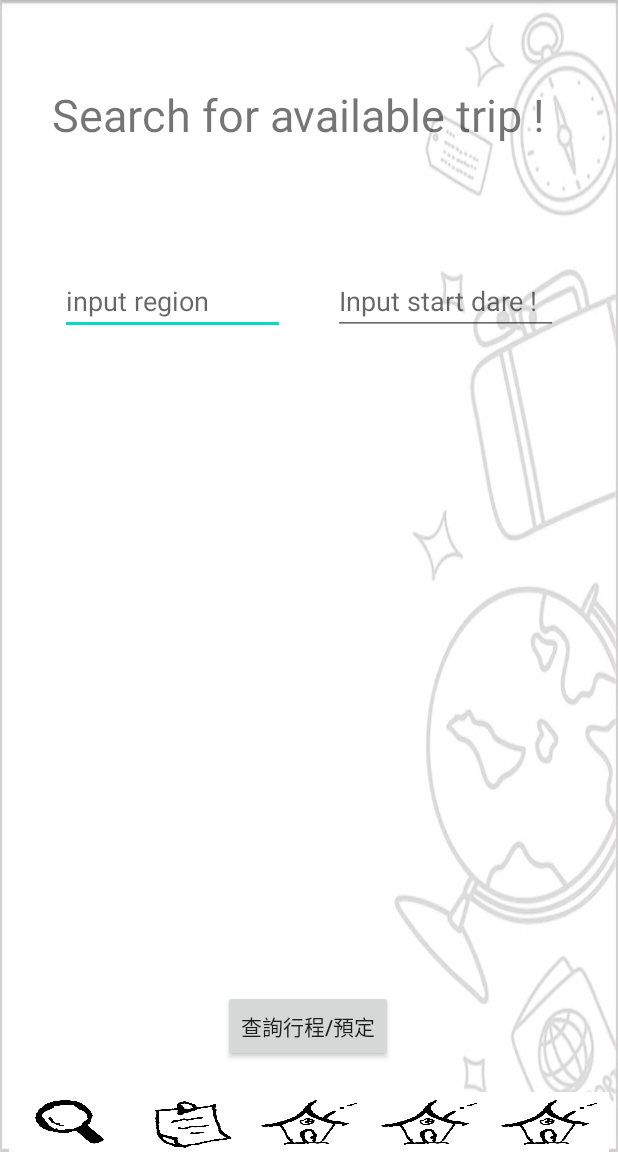
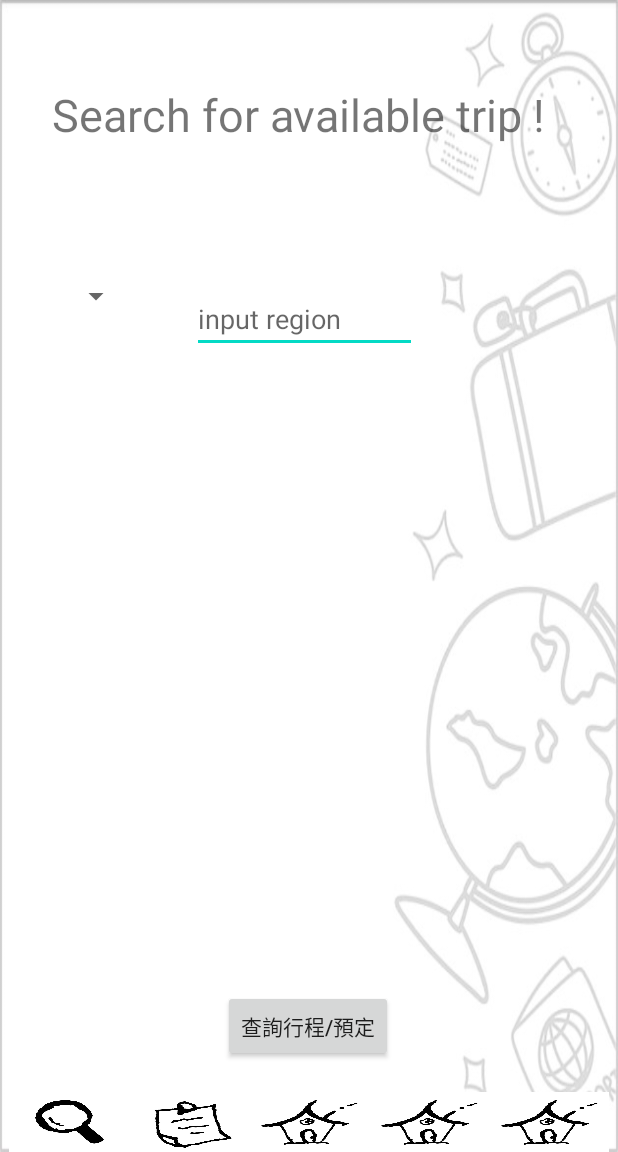
Before and after one commit to Jacksonacc877/OopTravelApp, an Android app: the SearchHomepage screen opened directly, with no data from a screen before it, after a tap on "查詢行程/預定", on a phone screen of 412 x 824 dp, the part 84-1236 px from its top. Run offline under Robolectric (Android 15) with nearby library versions, the phone set to English and light mode, and no system bars; network calls fail.

Commit message:
repair some small  bug

```diff
--- a/app/src/main/java/com/example/oop_travel_app/order_related/Revised.java
+++ b/app/src/main/java/com/example/oop_travel_app/order_related/Revised.java
@@ -99,7 +99,7 @@ public class Revised extends AppCompatActivity {
         public void onClick(View v) {
             UserOperation Uo=new UserOperation(Revised.this);
             Uo.updateTheTrip(oldOne,numOfadult,numOfchild,numOfinfant);
-            Toast.makeText(Revised.this,"修改成功,已取消您的預訂紀錄",Toast.LENGTH_LONG).show();
+            Toast.makeText(Revised.this,"修改成功",Toast.LENGTH_LONG).show();
         }
     };
 
--- a/app/src/main/java/com/example/oop_travel_app/search_related/Booking.java
+++ b/app/src/main/java/com/example/oop_travel_app/search_related/Booking.java
@@ -148,11 +148,9 @@ public class Booking extends AppCompatActivity {
                     }else if(checknum==0){
                         Toast.makeText(Booking.this,"請選擇人數",Toast.LENGTH_SHORT).show();
                     }else{
-//                        UserOperation Uo=new UserOperation(Booking.this);
-//                        int orderid=Uo.getLastID();
-                        System.out.println("test message 001");
+
                         Boolean od=uo.bookATrip(new Order(Booking.this,-1,user,Integer.valueOf(id),numOfadult,numOfchild,numOfinfant));
-                        System.out.println("test message 002");
+
                         if(!od){
                             Toast.makeText(Booking.this,"預定失敗 !",Toast.LENGTH_LONG).show();
                         }else{
--- a/app/src/main/java/com/example/oop_travel_app/search_related/SearchHomepage.java
+++ b/app/src/main/java/com/example/oop_travel_app/search_related/SearchHomepage.java
@@ -15,6 +15,8 @@ import android.widget.ListView;
 import java.util.ArrayList;
 import java.util.HashMap;
 import java.util.Map;
+
+import android.widget.Spinner;
 import android.widget.Toast;
 import com.example.oop_travel_app.AccountHomepage;
 import com.example.oop_travel_app.DevlopHomepage;
@@ -28,9 +30,14 @@ public class SearchHomepage extends AppCompatActivity {
     private Button search_button;
     private ImageButton ss,so,sh,sa,sd;
     private ArrayList<Map<String,Object>> list;
+    ArrayAdapter<String> hintadapter2;
     private listview_forsearch tld;
-    private String region_input,startDate_input;
+    private String region_input;
     private AutoCompleteTextView mutextview;
+    private Spinner regionlist;
+    private EditText search_region;
+    private int checkoncreate=0;
+
 
     @Override
     protected void onCreate(Bundle savedInstanceState) {
@@ -38,6 +45,9 @@ public class SearchHomepage extends AppCompatActivity {
         setContentView(R.layout.activity_searchhomepage);
         search_button = (Button) findViewById(R.id.search_button);
         search_button.setOnClickListener(search_button_listener);
+
+
+        search_region=(EditText)findViewById(R.id.search_region);
 
         ss=(ImageButton)findViewById(R.id.ss);
         ss.setOnClickListener(ss_listener);
@@ -52,10 +62,11 @@ public class SearchHomepage extends AppCompatActivity {
 
         DataList dlt=new DataList(this);
         String[] hintregion=dlt.listCountry();
-        ArrayAdapter<String> hintadapter=new ArrayAdapter<String>(this,android.R.layout.select_dialog_item,hintregion);
+        ArrayAdapter<String> hintadapter1=new ArrayAdapter<String>(this,android.R.layout.select_dialog_item,hintregion);
+        hintadapter2 = new ArrayAdapter<>(this,android.R.layout.simple_spinner_dropdown_item,hintregion);
         mutextview=(AutoCompleteTextView)findViewById(R.id.search_region);
         mutextview.setThreshold(1);
-        mutextview.setAdapter(hintadapter);
+        mutextview.setAdapter(hintadapter1);
         mutextview.setOnClickListener(mutlistener);
 
 
@@ -72,12 +83,28 @@ public class SearchHomepage extends AppCompatActivity {
                 Intent intent = new Intent(SearchHomepage.this, Search_Result_SameTitle.class);
                 Bundle bundle_test = new Bundle();
                 String region_name = (String) list.get(position).get("triptitle");
+                String  dateinterval=(String)list.get(position).get("dateinterval");
+                String startdate,enddate;
+                String[] splitdateinteraval=dateinterval.split("~");
+                if(splitdateinteraval.length>1){
+                    startdate=splitdateinteraval[0];
+                    enddate=splitdateinteraval[1];
+                }else{
+                    startdate=splitdateinteraval[0];
+                    enddate=splitdateinteraval[0];
+                }
                 bundle_test.putString("RegionNumber_UserIn", region_name);
+                bundle_test.putString("StartDate",startdate);
+                bundle_test.putString("EndDate",enddate);
                 intent.putExtras(bundle_test);
                 startActivity(intent);
 
             }
         });
+
+        regionlist=(Spinner)findViewById(R.id.region_list);
+        regionlist.setAdapter(hintadapter2);
+        regionlist.setOnItemSelectedListener(regionlist_listener);
 
 
     }
@@ -117,6 +144,21 @@ public class SearchHomepage extends AppCompatActivity {
         }
     };
 
+    AdapterView.OnItemSelectedListener regionlist_listener =new AdapterView.OnItemSelectedListener() {
+        @Override
+        public void onItemSelected(AdapterView<?> parent, View view, int position, long id) {
+            if(checkoncreate==0 ){
+                checkoncreate++;
+            }else{
+                String str=hintadapter2.getItem(position);
+                search_region.setText(str);
+            }
+        }
+        @Override
+        public void onNothingSelected(AdapterView<?> parent) {
+
+        }
+    };
 
     View.OnClickListener mutlistener=new View.OnClickListener() {
         @Override
@@ -133,32 +175,13 @@ public class SearchHomepage extends AppCompatActivity {
                 list.remove(0);
             }
             region_input = "";
-            startDate_input = "";
             region_input =mutextview.getText().toString();
-            EditText et2 = (EditText) findViewById(R.id.search_startDate);
-            startDate_input = et2.getText().toString();
 
             if (region_input.equals("")) {
                 Toast.makeText(SearchHomepage.this, "Please input region !", Toast.LENGTH_SHORT);
-            } else if (startDate_input.equals("")) {
+            } else {
                 DataList dl = new DataList(SearchHomepage.this);
                 String[] result = dl.searchDestination(region_input);
-                for (String s:result) {
-                    HashMap<String,Object> item = new HashMap<String,Object>();
-                    String[] str=s.split(" , ");
-                    item.put("triptitle",str[0]);
-                    item.put("priceinterval",str[1]);
-                    item.put("dateinterval",str[2]);
-                    list.add(item);
-                }
-                tld.notifyDataSetChanged();
-                listView.setAdapter(tld);
-                if (list.size() == 0) {
-                    Toast.makeText(SearchHomepage.this, "No data !", Toast.LENGTH_SHORT).show();
-                }
-            } else {
-                DataList dl = new DataList(SearchHomepage.this);
-                String[] result = dl.searchDestination(region_input,startDate_input);
                 for (String s:result) {
                     HashMap<String,Object> item = new HashMap<String,Object>();
                     String[] str=s.split(" , ");
--- a/app/src/main/java/com/example/oop_travel_app/search_related/Search_Result_SameTitle.java
+++ b/app/src/main/java/com/example/oop_travel_app/search_related/Search_Result_SameTitle.java
@@ -47,11 +47,16 @@ public class Search_Result_SameTitle extends AppCompatActivity {
         setContentView(R.layout.activity_search__resultsametitle);
         Bundle bundle_test=this.getIntent().getExtras();
         region_User_input = bundle_test.getString("RegionNumber_UserIn");
+
         TextView SRListdate = (TextView)findViewById(R.id.trip_region_Userin);
         SRListdate.setText(region_User_input);
 
+        String startdate=bundle_test.getString("StartDate");
         Start_date =(EditText)findViewById(R.id.start_date);
+        Start_date.setText(startdate);
+        String enddate=bundle_test.getString("EndDate");
         End_date =(EditText)findViewById(R.id.end_date);
+        End_date.setText(enddate);
 
         searchButton = (Button)findViewById(R.id.gosearch_date);
         searchButton.setOnClickListener(searchButtonListener);
--- a/app/src/main/res/layout/activity_searchhomepage.xml
+++ b/app/src/main/res/layout/activity_searchhomepage.xml
@@ -29,22 +29,19 @@
         android:layout_height="40dp"
         android:layout_marginStart="40dp"
         android:layout_marginLeft="40dp"
-        android:layout_marginTop="68dp"
+        android:layout_marginTop="80dp"
         android:hint="input region"
-        app:layout_constraintStart_toStartOf="parent"
+        app:layout_constraintStart_toEndOf="@+id/region_list"
         app:layout_constraintTop_toBottomOf="@+id/search_title" />
 
-    <EditText
-        android:id="@+id/search_startDate"
-        android:layout_width="150dp"
-        android:layout_height="40dp"
-        android:layout_marginTop="68dp"
-        android:layout_marginEnd="40dp"
-        android:layout_marginRight="40dp"
-        android:ems="10"
-        android:hint="@string/search_startDate"
-        android:inputType="textPersonName"
-        app:layout_constraintEnd_toEndOf="parent"
+    <Spinner
+        android:id="@+id/region_list"
+        android:layout_width="wrap_content"
+        android:layout_height="wrap_content"
+        android:layout_marginStart="40dp"
+        android:layout_marginLeft="40dp"
+        android:layout_marginTop="70dp"
+        app:layout_constraintStart_toStartOf="parent"
         app:layout_constraintTop_toBottomOf="@+id/search_title" />
 
     <Button
```
Also changed, not shown: app/src/main/java/com/example/oop_travel_app/search_related/Trip_DetailwithBooking.java (+29 -0 lines).
